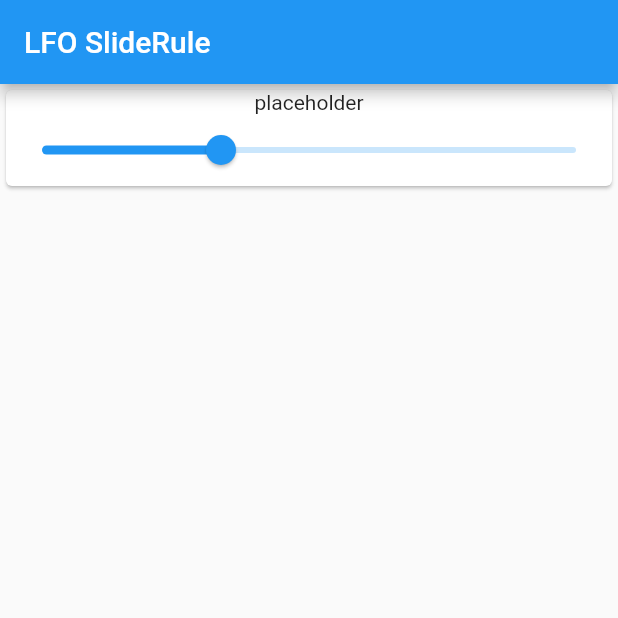
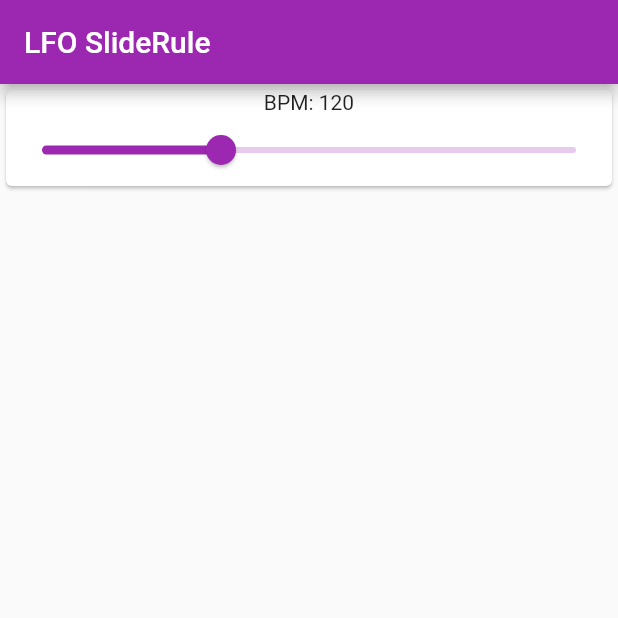
Before and after one commit to amorgan101010/elektronic-sequencer, a Flutter app: the screen it shows after launch, on a phone screen of 412 x 824 dp, the top half of it. Run offline on Flutter 3.47's test engine with Material 2 defaults, Android fonts, the phone set to English and light mode, and no system bars.

Commit message:
Made app purple and borked it

```diff
--- a/lfo_sliderule/lib/main.dart
+++ b/lfo_sliderule/lib/main.dart
@@ -12,7 +12,7 @@ class MyApp extends StatelessWidget {
     return MaterialApp(
       title: 'LFO SlideRule',
       theme: ThemeData(
-        primarySwatch: Colors.blue,
+        primarySwatch: Colors.purple,
       ),
       home: const LFOSliders(title: 'LFO SlideRule'),
     );
@@ -52,12 +52,7 @@ class _LFOSlidersState extends State<LFOSliders> {
   Text rateLabel() => Text('Rate: $lfoRate');
   Text multiplierLabel() => Text('Multiplier: ${lfoMultiplier}x');
 
-  List sliderAttributes() => [
-        SliderAttribute(bpmLabel(), bpm, bpmMax, bpmMin),
-        SliderAttribute(rateLabel(), lfoRate, lfoRateMax, lfoRateMin),
-        SliderAttribute(multiplierLabel(), lfoMultiplierPower,
-            lfoMultiplierMaxPower, lfoMultiplierMinPower),
-      ];
+  final bpmSlider = const LabeledSlider();
 
   @override
   Widget build(BuildContext context) {
@@ -67,7 +62,7 @@ class _LFOSlidersState extends State<LFOSliders> {
       ),
       body: Center(
           child: Column(
-        children: const <Widget>[LabeledSlider(title: 'BPM')],
+        children: const <Widget>[LabeledSlider()],
       )),
     );
   }
@@ -88,22 +83,8 @@ class _LFOSlidersState extends State<LFOSliders> {
       calculateSecondsPerBar() * calculateBarsPerLFOCycle();
 }
 
-// TODO: Make this accept a function that I can use for setting state when I make the slider
-// TODO: why do I get zero 'intellisense' about what this class's attributes are?
-// I am guessing that means I should be using a Widget...
-class SliderAttribute {
-  final Text label;
-  final int currentValue;
-  final int minValue;
-  final int maxValue;
-
-  SliderAttribute(this.label, this.currentValue, this.maxValue, this.minValue);
-}
-
 class LabeledSlider extends StatefulWidget {
-  const LabeledSlider({Key? key, required this.title}) : super(key: key);
-
-  final String title;
+  const LabeledSlider({Key? key}) : super(key: key);
 
   @override
   State<LabeledSlider> createState() => _LabeledSliderState();
@@ -114,8 +95,9 @@ class _LabeledSliderState extends State<LabeledSlider> {
   final minValue = 30;
   final maxValue = 300;
 
-  final label = const Text('placeholder');
   var currentValue = 120;
+
+  var label = const Text('BPM: 120');
 
   @override
   Widget build(BuildContext context) {
@@ -133,6 +115,17 @@ class _LabeledSliderState extends State<LabeledSlider> {
           min: minValue.toDouble(),
           max: maxValue.toDouble())
     ]));
+  }
+}
+
+// I really don't know if this is the right way to do this...
+// I just want a model that contains the unique min and max and name for each slider!
+class SliderAttributes extends StatelessWidget {
+  const SliderAttributes({Key? key}) : super(key: key);
+
+  @override
+  Widget build(BuildContext context) {
+    return Container();
   }
 }
 
```
